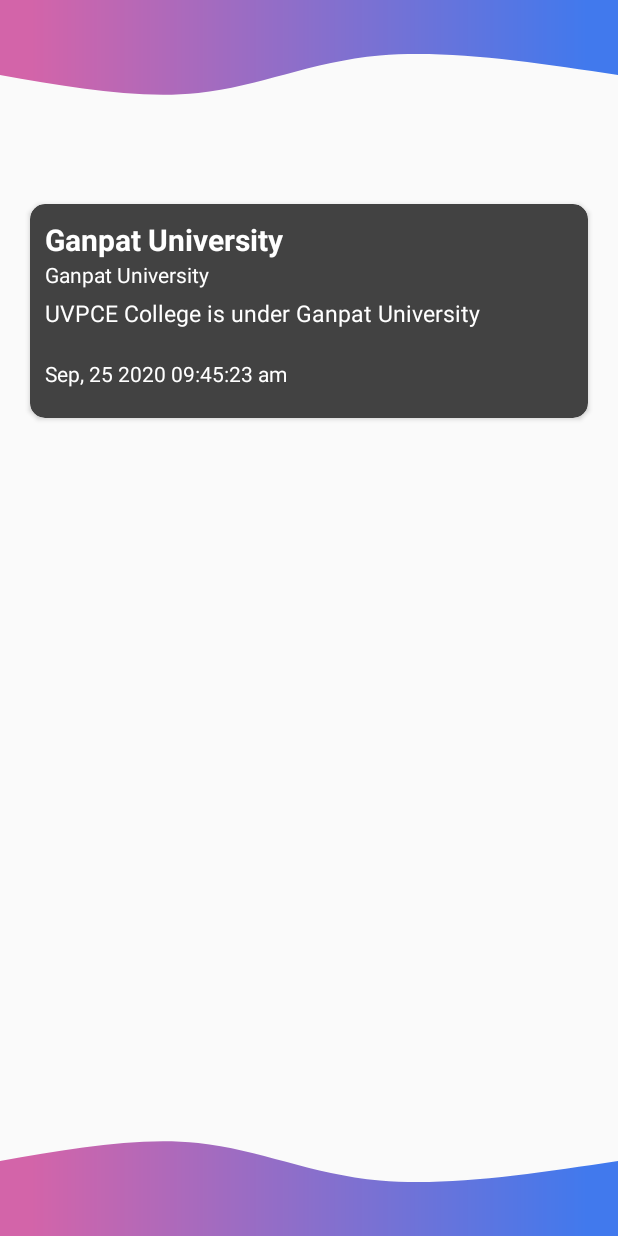
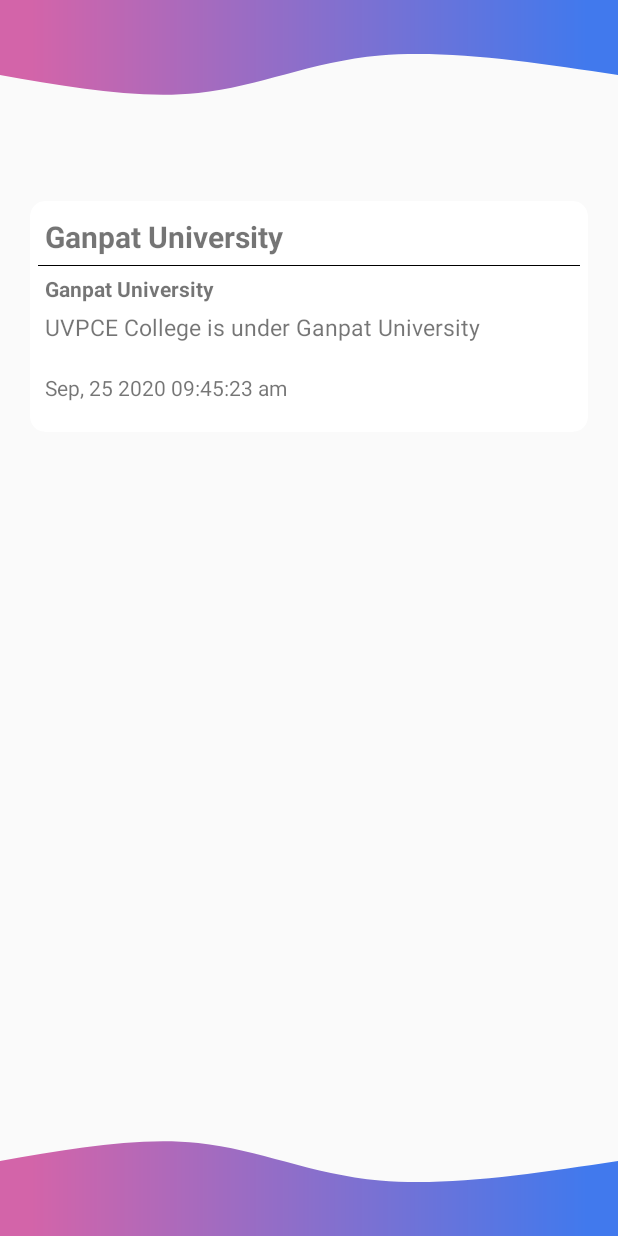
Before and after one commit to Achal-Hingrajiya/MAD_Practical9_19012021012, an Android app: the NoteNotificationActivity screen opened directly, with no data from a screen before it, on a phone screen of 412 x 824 dp. Run offline under Robolectric (Android 15) with nearby library versions, the phone set to English and light mode, and no system bars; 5 statements that could not run were skipped.

Commit message:
Changed NoteNotificationActivity Layout

```diff
--- a/app/src/main/res/layout/activity_note_notification.xml
+++ b/app/src/main/res/layout/activity_note_notification.xml
@@ -30,7 +30,7 @@
         android:layout_width="match_parent"
         android:layout_height="wrap_content"
         android:layout_marginHorizontal="20dp"
-        android:backgroundTint="@color/cardview_dark_background"
+        android:backgroundTint="@color/cardview_light_background"
         app:cardCornerRadius="10dp"
         app:layout_constraintBottom_toBottomOf="parent"
         app:layout_constraintTop_toTopOf="parent"
@@ -52,22 +52,30 @@
                 android:layout_marginHorizontal="10dp"
                 android:layout_marginTop="10dp"
                 android:text="Ganpat University"
-                android:textColor="@color/white"
                 android:textSize="20sp"
                 android:textStyle="bold" />
 
 
+            <View
+                android:id="@+id/v_divider"
+                android:layout_width="match_parent"
+                android:layout_height="0.5dp"
+                android:background="@color/black"
+                android:layout_below="@+id/tv_note_title"
+                android:layout_marginVertical="5dp"
+                android:layout_marginHorizontal="5dp"/>
             <TextView
                 android:id="@+id/tv_note_subtitle"
                 android:layout_width="match_parent"
                 android:layout_height="wrap_content"
-                android:layout_below="@+id/tv_note_title"
+                android:layout_below="@+id/v_divider"
                 android:layout_alignStart="@+id/tv_note_title"
                 android:layout_alignLeft="@+id/tv_note_title"
                 android:layout_alignEnd="@+id/tv_note_title"
                 android:layout_alignRight="@+id/tv_note_title"
                 android:text="Ganpat University"
-                android:textColor="@color/white" />
+                android:textStyle="bold"
+                 />
 
             <TextView
                 android:id="@+id/tv_note_desc"
@@ -80,7 +88,6 @@
                 android:layout_alignRight="@+id/tv_note_subtitle"
                 android:layout_marginTop="5dp"
                 android:text="UVPCE College is under Ganpat University"
-                android:textColor="@color/white"
                 android:textSize="15dp" />
 
             <TextView
@@ -91,7 +98,6 @@
                 android:layout_below="@+id/tv_note_desc"
                 android:layout_alignStart="@+id/tv_note_desc"
                 android:text="Sep, 25 2020 09:45:23 am"
-                android:textColor="@color/white"
                 android:layout_alignLeft="@+id/tv_note_desc" />
 
         </RelativeLayout>
```
